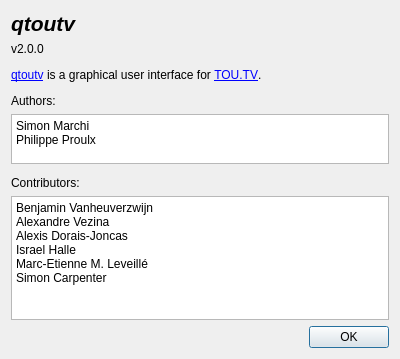
The window that toutvqt/dat/about_dialog.ui (bvanheu/pytoutv) describes before a commit, drawn with Qt 5.
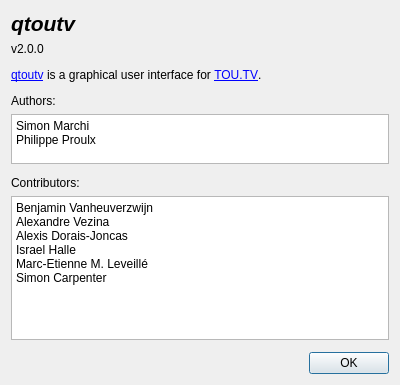
The same window after the commit.

Commit message: Qt: improve about dialog UI template

```diff
--- a/toutvqt/dat/about_dialog.ui
+++ b/toutvqt/dat/about_dialog.ui
@@ -7,7 +7,7 @@
     <x>0</x>
     <y>0</y>
     <width>400</width>
-    <height>359</height>
+    <height>385</height>
    </rect>
   </property>
   <property name="sizePolicy">
@@ -179,6 +179,22 @@
      </property>
     </widget>
    </item>
+   <item>
+    <spacer name="verticalSpacer_4">
+     <property name="orientation">
+      <enum>Qt::Vertical</enum>
+     </property>
+     <property name="sizeType">
+      <enum>QSizePolicy::Fixed</enum>
+     </property>
+     <property name="sizeHint" stdset="0">
+      <size>
+       <width>20</width>
+       <height>6</height>
+      </size>
+     </property>
+    </spacer>
+   </item>
    <item>
     <widget class="QDialogButtonBox" name="buttonBox">
      <property name="orientation">
```
